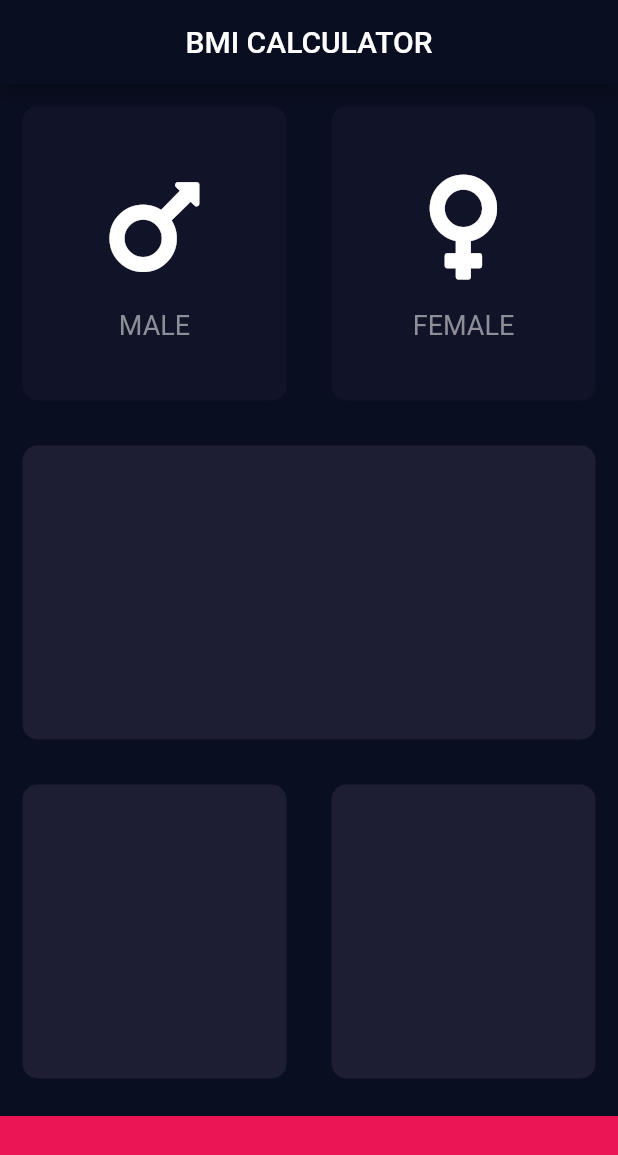
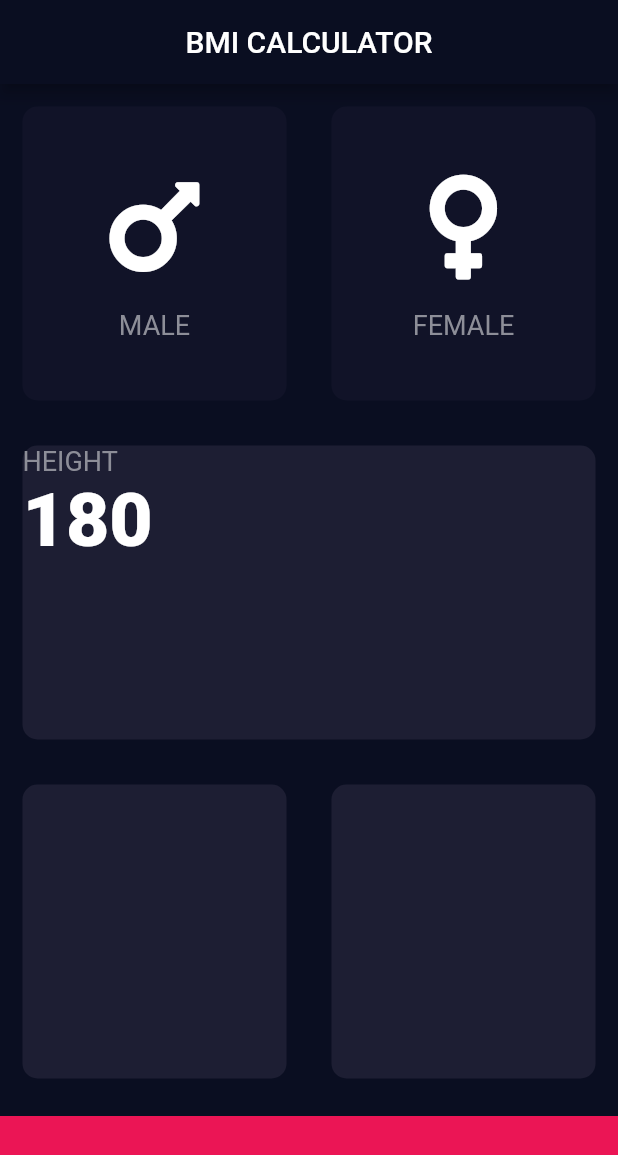
Before and after one commit to eightbytestech/ebt_bmi_calculator, a Flutter app: the screen it shows after launch, on a phone screen of 412 x 824 dp. Shown: the top 1155 px of the screen. Run offline on Flutter 3.47's test engine with Material 2 defaults, Android fonts, the phone set to English and light mode, and no system bars; our stand-ins replace font_awesome_flutter.

Commit message:
updated the const name and gender selection

```diff
--- a/lib/bmi_constants.dart
+++ b/lib/bmi_constants.dart
@@ -1,7 +1,12 @@
 import 'package:flutter/material.dart';
 
-const bottomContainerHeight = 80.0;
-const bottomContainerColor = Color(0xFFEB1555);
-const cardColor = Color(0xFF1D1E33);
+const kBottomContainerHeight = 80.0;
+const kBottomContainerColor = Color(0xFFEB1555);
+const kActiveCardColor = Color(0xFF1D1E33);
 //const cardColor = Color(0xFF8499B1);
-const inactiveCardColor = Color(0xFF111328);
+const kInactiveCardColor = Color(0xFF111328);
+
+const kLabelTextStyle = TextStyle(
+  fontSize: 18.0,
+  color: Color(0xFF8D8E98),
+);
--- a/lib/icon_content.dart
+++ b/lib/icon_content.dart
@@ -1,9 +1,5 @@
 import 'package:flutter/material.dart';
-
-const labelTextStyle = TextStyle(
-  fontSize: 18.0,
-  color: Color(0xFF8D8E98),
-);
+import 'bmi_constants.dart';
 
 class IconContent extends StatelessWidget {
 
@@ -27,7 +23,7 @@ class IconContent extends StatelessWidget {
         ),
         Text(
             cardText,
-            style: labelTextStyle,
+            style: kLabelTextStyle,
         )
       ],
     );
--- a/lib/input_page.dart
+++ b/lib/input_page.dart
@@ -36,7 +36,7 @@ class _InputPageState extends State<InputPage> {
                         selectedGender = Gender.male;
                       });
                     },
-                    colour: selectedGender == Gender.male ? cardColor : inactiveCardColor,
+                    colour: selectedGender == Gender.male ? kActiveCardColor : kInactiveCardColor,
                     cardChild: IconContent(
                       iconName: FontAwesomeIcons.mars,
                       cardText: 'MALE',
@@ -50,7 +50,7 @@ class _InputPageState extends State<InputPage> {
                         selectedGender = Gender.female;
                       });
                     },
-                    colour: selectedGender == Gender.female ? cardColor : inactiveCardColor,
+                    colour: selectedGender == Gender.female ? kActiveCardColor : kInactiveCardColor,
                     cardChild: IconContent(
                       iconName: FontAwesomeIcons.venus,
                       cardText: 'FEMALE',
@@ -62,7 +62,27 @@ class _InputPageState extends State<InputPage> {
           ),
           Expanded(
             child: ReUsableCard(
-              colour: cardColor,
+              colour: kActiveCardColor,
+              cardChild: Column(
+                crossAxisAlignment: CrossAxisAlignment.stretch,
+                children: <Widget>[
+                  Text(
+                    'HEIGHT',
+                    style: kLabelTextStyle,
+                  ),
+                  Row(
+                    children: <Widget>[
+                      Text(
+                        '180',
+                        style: TextStyle(
+                          fontSize: 50.0,
+                          fontWeight: FontWeight.w900,
+                        )
+                      )
+                    ],
+                  )
+                ],
+              ),
             ),
           ),
           Expanded(
@@ -70,22 +90,22 @@ class _InputPageState extends State<InputPage> {
               children: <Widget>[
                 Expanded(
                   child: ReUsableCard(
-                    colour: cardColor,
+                    colour: kActiveCardColor,
                   ),
                 ),
                 Expanded(
                   child: ReUsableCard(
-                    colour: cardColor,
+                    colour: kActiveCardColor,
                   ),
                 ),
               ],
             ),
           ),
           Container(
-            color: bottomContainerColor,
+            color: kBottomContainerColor,
             margin: EdgeInsets.only(top: 10.0),
             width: double.infinity,
-            height: bottomContainerHeight,
+            height: kBottomContainerHeight,
           ),
         ],
       ),
```
